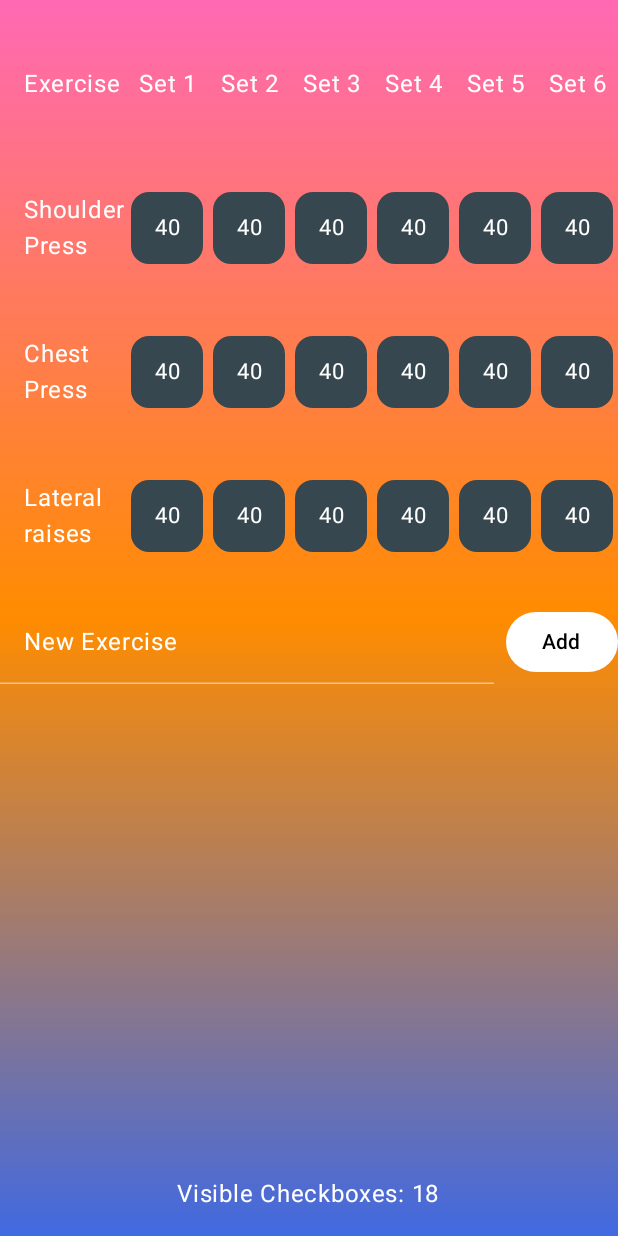
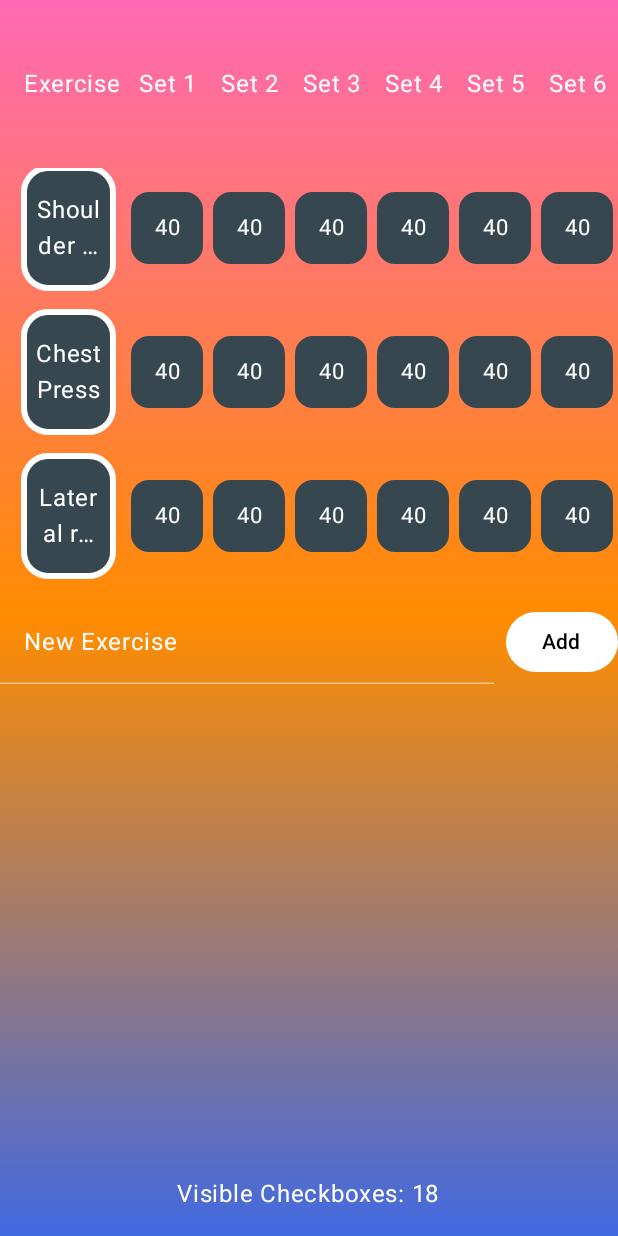
Before and after one commit to ohmzi/FitnessTracker, an Android app built with Jetpack Compose: the screen it shows after launch (MainActivity), on a phone screen of 412 x 824 dp. Run offline under Robolectric (Android 15) with nearby library versions, the phone set to English and light mode, and no system bars.

Commit message:
progress cell added

```diff
--- a/app/src/main/java/com/ohmz/repstracker/ActivityGrid.kt
+++ b/app/src/main/java/com/ohmz/repstracker/ActivityGrid.kt
@@ -2,10 +2,15 @@
 
 package com.ohmz.repstracker
 
-
+import androidx.compose.animation.core.Animatable
+import androidx.compose.animation.core.FastOutSlowInEasing
+import androidx.compose.animation.core.LinearEasing
+import androidx.compose.animation.core.RepeatMode
 import androidx.compose.animation.core.Spring
 import androidx.compose.animation.core.animateFloatAsState
+import androidx.compose.animation.core.infiniteRepeatable
 import androidx.compose.animation.core.spring
+import androidx.compose.animation.core.tween
 import androidx.compose.foundation.ExperimentalFoundationApi
 import androidx.compose.foundation.background
 import androidx.compose.foundation.combinedClickable
@@ -44,6 +49,7 @@ import androidx.compose.material3.Text
 import androidx.compose.material3.TextField
 import androidx.compose.material3.TextFieldDefaults
 import androidx.compose.runtime.Composable
+import androidx.compose.runtime.LaunchedEffect
 import androidx.compose.runtime.derivedStateOf
 import androidx.compose.runtime.getValue
 import androidx.compose.runtime.mutableFloatStateOf
@@ -54,8 +60,15 @@ import androidx.compose.runtime.rememberCoroutineScope
 import androidx.compose.runtime.setValue
 import androidx.compose.ui.Alignment
 import androidx.compose.ui.Modifier
+import androidx.compose.ui.draw.drawBehind
+import androidx.compose.ui.geometry.CornerRadius
+import androidx.compose.ui.geometry.Offset
+import androidx.compose.ui.geometry.Size
 import androidx.compose.ui.graphics.Brush
 import androidx.compose.ui.graphics.Color
+import androidx.compose.ui.graphics.PathEffect
+import androidx.compose.ui.graphics.drawscope.Fill
+import androidx.compose.ui.graphics.drawscope.Stroke
 import androidx.compose.ui.platform.LocalSoftwareKeyboardController
 import androidx.compose.ui.text.TextStyle
 import androidx.compose.ui.text.input.ImeAction
@@ -69,6 +82,7 @@ import androidx.compose.ui.unit.sp
 import kotlinx.coroutines.launch
 import kotlin.math.roundToInt
 
+
 @OptIn(ExperimentalFoundationApi::class)
 @Composable
 fun ActivityGrid() {
@@ -79,9 +93,7 @@ fun ActivityGrid() {
     var zoomFactor by remember { mutableFloatStateOf(1f) }
     val visibleDays by remember {
         derivedStateOf {
-            allDays.take(
-                (allDays.size / zoomFactor).toInt().coerceAtLeast(1)
-            )
+            allDays.take((allDays.size / zoomFactor).toInt().coerceAtLeast(1))
         }
     }
 
@@ -160,7 +172,6 @@ fun ActivityGrid() {
                 }
             }
 
-            // Activity rows
             LazyColumn(
                 state = lazyListState,
                 verticalArrangement = Arrangement.spacedBy(16.dp),
@@ -176,6 +187,12 @@ fun ActivityGrid() {
                             stiffness = Spring.StiffnessLow
                         ), label = ""
                     )
+
+                    val checkedCount = checkStates.getOrNull(index)?.count { it } ?: 0
+                    val totalCount = visibleDays.size
+                    val progress = remember(checkedCount, totalCount) {
+                        if (totalCount > 0) checkedCount.toFloat() / totalCount else 0f
+                    }
 
                     Box(
                         Modifier.animateItemPlacement(
@@ -230,15 +247,14 @@ fun ActivityGrid() {
                             Box(
                                 Modifier
                                     .weight(1.5f)
-                                    .height(rowHeight),
-                                contentAlignment = Alignment.CenterStart
+                                    .height(rowHeight)
+                                    .padding(start = 16.dp, end = 8.dp),
+                                contentAlignment = Alignment.Center
                             ) {
-                                Text(
-                                    activity,
-                                    color = Color.White,
-                                    modifier = Modifier.padding(start = 16.dp),
-                                    maxLines = 2,
-                                    overflow = TextOverflow.Ellipsis
+                                LabelProgressIndicator(
+                                    label = activity,
+                                    progress = progress,
+                                    modifier = Modifier.fillMaxSize()
                                 )
                             }
                             visibleDays.forEachIndexed { colIndex, _ ->
@@ -435,3 +451,70 @@ fun AnimatedCheckCircle2(
         }
     }
 }
+
+@Composable
+fun LabelProgressIndicator(
+    label: String, progress: Float, modifier: Modifier = Modifier
+) {
+    val animatedProgress by animateFloatAsState(
+        targetValue = progress,
+        animationSpec = tween(durationMillis = 1000, easing = FastOutSlowInEasing), label = ""
+    )
+
+    val outlineColor = if (progress >= 1f) Color(0xFF4CAF50) else Color.White
+    val phase = remember { Animatable(0f) }
+
+    LaunchedEffect(progress >= 1f) {
+        if (progress >= 1f) {
+            phase.animateTo(
+                targetValue = 1f, animationSpec = infiniteRepeatable(
+                    animation = tween(1000, easing = LinearEasing), repeatMode = RepeatMode.Restart
+                )
+            )
+        } else {
+            phase.snapTo(0f)
+        }
+    }
+
+    Box(
+        modifier = modifier
+            .background(Color(0xFF37474F), RoundedCornerShape(16.dp))
+            .drawBehind {
+                val strokeWidth = 4.dp.toPx()
+                val cornerRadius = 16.dp.toPx()
+
+                // Draw progress
+                drawRoundRect(
+                    color = Color(0xFF4CAF50),
+                    topLeft = Offset.Zero,
+                    size = Size(size.width * animatedProgress, size.height),
+                    cornerRadius = CornerRadius(cornerRadius, cornerRadius),
+                    style = Fill
+                )
+
+                // Draw outline
+                drawRoundRect(
+                    color = outlineColor,
+                    topLeft = Offset.Zero,
+                    size = size,
+                    cornerRadius = CornerRadius(cornerRadius, cornerRadius),
+                    style = Stroke(
+                        width = strokeWidth, pathEffect = if (progress >= 1f) {
+                            PathEffect.dashPathEffect(
+                                floatArrayOf(20f, 20f), phase = phase.value * 40f
+                            )
+                        } else null
+                    )
+                )
+            }, contentAlignment = Alignment.Center
+    ) {
+        Text(
+            text = label,
+            color = Color.White,
+            maxLines = 2,
+            overflow = TextOverflow.Ellipsis,
+            textAlign = TextAlign.Center,
+            modifier = Modifier.padding(8.dp)
+        )
+    }
+}
--- a/app/src/main/java/com/ohmz/repstracker/AnimatedCheckCircle.kt
+++ b/app/src/main/java/com/ohmz/repstracker/AnimatedCheckCircle.kt
@@ -30,10 +30,10 @@ fun AnimatedCheckCircle() {
 
     val animatedColor by animateColorAsState(
         targetValue = if (isChecked) Color.Green else Color.Gray,
-        animationSpec = tween(durationMillis = 300)
+        animationSpec = tween(durationMillis = 300), label = ""
     )
 
-    val ringAnimation = rememberInfiniteTransition()
+    val ringAnimation = rememberInfiniteTransition(label = "")
     val ringAlpha by ringAnimation.animateFloat(
         initialValue = 0f,
         targetValue = 1f,
--- a/app/src/main/java/com/ohmz/repstracker/MainActivity.kt
+++ b/app/src/main/java/com/ohmz/repstracker/MainActivity.kt
@@ -17,6 +17,8 @@ class MainActivity : ComponentActivity() {
         setContent {
             RepsTrackerTheme {
                 ActivityGrid()
+                //CircleProgressBar()
+               // AnimatedCheckCircle()
 
             }
         }
@@ -35,6 +37,8 @@ fun Greeting(name: String, modifier: Modifier = Modifier) {
 @Composable
 fun GreetingPreview() {
     RepsTrackerTheme {
-        ActivityGrid()
+        //CircleProgressBar()
+       // AnimatedCheckCircle()
+      ActivityGrid()
     }
 }
```
Also changed, not shown: app/src/main/java/com/ohmz/repstracker/CircleProgressBar.kt (+7 -10 lines).
